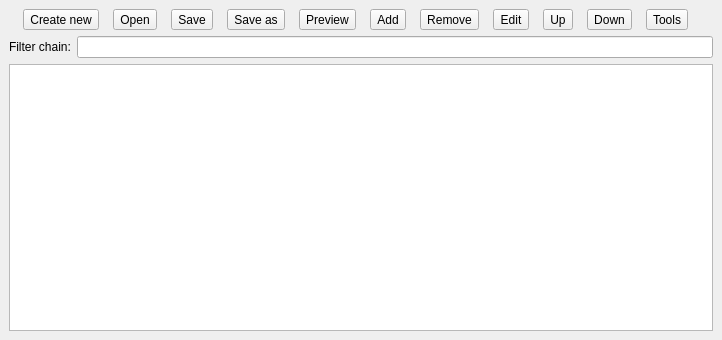
This is CapraVision/client/qt/uifiles/WinFilterChain.ui in Octets/SeaGoatVision as Qt 5 draws it before an edit. The edited form follows.
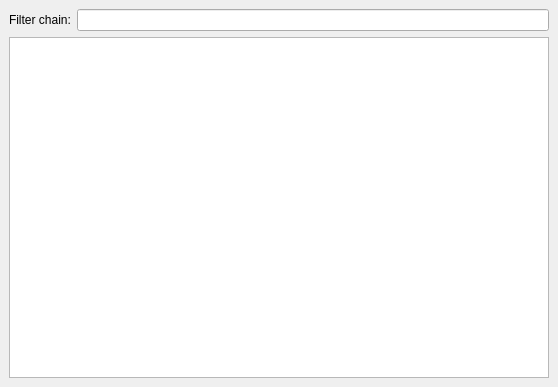
This is the edited form. Icons and pictures are not drawn.

Diff of the .ui file:
```diff
--- a/CapraVision/client/qt/uifiles/WinFilterChain.ui
+++ b/CapraVision/client/qt/uifiles/WinFilterChain.ui
@@ -6,176 +6,18 @@
    <rect>
     <x>0</x>
     <y>0</y>
-    <width>722</width>
-    <height>340</height>
+    <width>558</width>
+    <height>387</height>
    </rect>
   </property>
+  <property name="features">
+   <set>QDockWidget::DockWidgetFloatable|QDockWidget::DockWidgetMovable</set>
+  </property>
   <property name="windowTitle">
    <string>WinFilterChain</string>
   </property>
   <widget class="QWidget" name="centralwidget">
    <layout class="QVBoxLayout" name="verticalLayout">
-    <item>
-     <layout class="QHBoxLayout" name="horizontalLayout_2">
-      <property name="spacing">
-       <number>0</number>
-      </property>
-      <item>
-       <widget class="QToolButton" name="createNewButton">
-        <property name="text">
-         <string>Create new</string>
-        </property>
-        <property name="icon">
-         <iconset>
-          <normaloff>../../../../../../../usr/share/icons/gnome/24x24/actions/document-new.png</normaloff>../../../../../../../usr/share/icons/gnome/24x24/actions/document-new.png</iconset>
-        </property>
-        <property name="toolButtonStyle">
-         <enum>Qt::ToolButtonTextUnderIcon</enum>
-        </property>
-       </widget>
-      </item>
-      <item>
-       <widget class="QToolButton" name="openButton">
-        <property name="text">
-         <string>Open</string>
-        </property>
-        <property name="icon">
-         <iconset>
-          <normaloff>../../../../../../../usr/share/icons/gnome/24x24/actions/gtk-open.png</normaloff>../../../../../../../usr/share/icons/gnome/24x24/actions/gtk-open.png</iconset>
-        </property>
-        <property name="toolButtonStyle">
-         <enum>Qt::ToolButtonTextUnderIcon</enum>
-        </property>
-       </widget>
-      </item>
-      <item>
-       <widget class="QToolButton" name="saveButton">
-        <property name="text">
-         <string>Save</string>
-        </property>
-        <property name="icon">
-         <iconset>
-          <normaloff>../../../../../../../usr/share/icons/gnome/24x24/actions/gtk-save.png</normaloff>../../../../../../../usr/share/icons/gnome/24x24/actions/gtk-save.png</iconset>
-        </property>
-        <property name="toolButtonStyle">
-         <enum>Qt::ToolButtonTextUnderIcon</enum>
-        </property>
-       </widget>
-      </item>
-      <item>
-       <widget class="QToolButton" name="saveAsButton">
-        <property name="text">
-         <string>Save as</string>
-        </property>
-        <property name="icon">
-         <iconset>
-          <normaloff>../../../../../../../usr/share/icons/gnome/24x24/actions/gtk-save-as.png</normaloff>../../../../../../../usr/share/icons/gnome/24x24/actions/gtk-save-as.png</iconset>
-        </property>
-        <property name="toolButtonStyle">
-         <enum>Qt::ToolButtonTextUnderIcon</enum>
-        </property>
-       </widget>
-      </item>
-      <item>
-       <widget class="QToolButton" name="previewButton">
-        <property name="text">
-         <string>Preview</string>
-        </property>
-        <property name="icon">
-         <iconset>
-          <normaloff>../../../../../../../usr/share/icons/gnome/24x24/actions/player_play.png</normaloff>../../../../../../../usr/share/icons/gnome/24x24/actions/player_play.png</iconset>
-        </property>
-        <property name="toolButtonStyle">
-         <enum>Qt::ToolButtonTextUnderIcon</enum>
-        </property>
-       </widget>
-      </item>
-      <item>
-       <widget class="QToolButton" name="addButton">
-        <property name="text">
-         <string>Add</string>
-        </property>
-        <property name="icon">
-         <iconset>
-          <normaloff>../../../../../../../usr/share/icons/gnome/24x24/actions/add.png</normaloff>../../../../../../../usr/share/icons/gnome/24x24/actions/add.png</iconset>
-        </property>
-        <property name="toolButtonStyle">
-         <enum>Qt::ToolButtonTextUnderIcon</enum>
-        </property>
-       </widget>
-      </item>
-      <item>
-       <widget class="QToolButton" name="removeButton">
-        <property name="text">
-         <string>Remove</string>
-        </property>
-        <property name="icon">
-         <iconset>
-          <normaloff>../../../../../../../usr/share/icons/gnome/24x24/actions/remove.png</normaloff>../../../../../../../usr/share/icons/gnome/24x24/actions/remove.png</iconset>
-        </property>
-        <property name="toolButtonStyle">
-         <enum>Qt::ToolButtonTextUnderIcon</enum>
-        </property>
-       </widget>
-      </item>
-      <item>
-       <widget class="QToolButton" name="editButton">
-        <property name="text">
-         <string>Edit</string>
-        </property>
-        <property name="icon">
-         <iconset>
-          <normaloff>../../../../../../../usr/share/icons/gnome/24x24/actions/document-new.png</normaloff>../../../../../../../usr/share/icons/gnome/24x24/actions/document-new.png</iconset>
-        </property>
-        <property name="toolButtonStyle">
-         <enum>Qt::ToolButtonTextUnderIcon</enum>
-        </property>
-       </widget>
-      </item>
-      <item>
-       <widget class="QToolButton" name="upButton">
-        <property name="text">
-         <string>Up</string>
-        </property>
-        <property name="icon">
-         <iconset>
-          <normaloff>../../../../../../../usr/share/icons/gnome/24x24/actions/up.png</normaloff>../../../../../../../usr/share/icons/gnome/24x24/actions/up.png</iconset>
-        </property>
-        <property name="toolButtonStyle">
-         <enum>Qt::ToolButtonTextUnderIcon</enum>
-        </property>
-       </widget>
-      </item>
-      <item>
-       <widget class="QToolButton" name="downButton">
-        <property name="text">
-         <string>Down</string>
-        </property>
-        <property name="icon">
-         <iconset>
-          <normaloff>../../../../../../../usr/share/icons/gnome/24x24/actions/down.png</normaloff>../../../../../../../usr/share/icons/gnome/24x24/actions/down.png</iconset>
-        </property>
-        <property name="toolButtonStyle">
-         <enum>Qt::ToolButtonTextUnderIcon</enum>
-        </property>
-       </widget>
-      </item>
-      <item>
-       <widget class="QToolButton" name="toolsButton">
-        <property name="text">
-         <string>Tools</string>
-        </property>
-        <property name="icon">
-         <iconset>
-          <normaloff>../../../../../../../usr/share/icons/gnome/24x24/actions/gtk-execute.png</normaloff>../../../../../../../usr/share/icons/gnome/24x24/actions/gtk-execute.png</iconset>
-        </property>
-        <property name="toolButtonStyle">
-         <enum>Qt::ToolButtonTextUnderIcon</enum>
-        </property>
-       </widget>
-      </item>
-     </layout>
-    </item>
     <item>
      <layout class="QHBoxLayout" name="horizontalLayout">
       <item>
```
Left out of the diff: 2 changed lines with no effect on the pictures.
